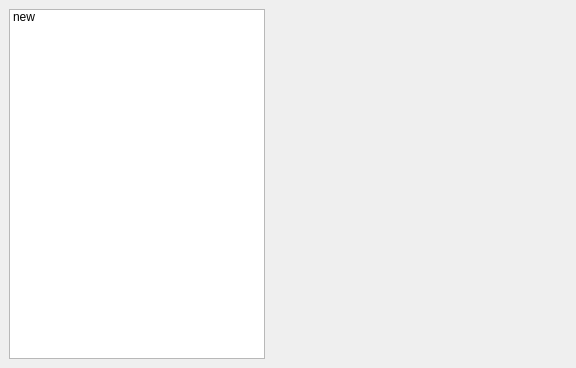
First picture: the form in funcatching/initializemap.ui, repository rightlorg/funcatching, before the edit.
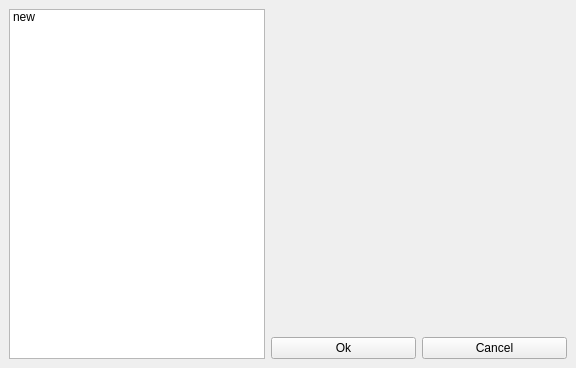
Second picture: the form after the edit.

Diff of the .ui file:
```diff
--- a/funcatching/initializemap.ui
+++ b/funcatching/initializemap.ui
@@ -14,7 +14,7 @@
    <string>MainWindow</string>
   </property>
   <widget class="QWidget" name="centralwidget">
-   <layout class="QHBoxLayout" name="horizontalLayout">
+   <layout class="QHBoxLayout" name="horizontalLayout_2">
     <item>
      <widget class="QListWidget" name="listWidget">
       <property name="sizePolicy">
@@ -31,10 +31,33 @@
      </widget>
     </item>
     <item>
-     <widget class="QStackedWidget" name="stackedWidget">
-      <widget class="QWidget" name="page"/>
-      <widget class="QWidget" name="page_2"/>
-     </widget>
+     <layout class="QVBoxLayout" name="verticalLayout">
+      <item>
+       <widget class="QStackedWidget" name="stackedWidget">
+        <property name="currentIndex">
+         <number>-1</number>
+        </property>
+       </widget>
+      </item>
+      <item>
+       <layout class="QHBoxLayout" name="horizontalLayout">
+        <item>
+         <widget class="QPushButton" name="okButton">
+          <property name="text">
+           <string>Ok</string>
+          </property>
+         </widget>
+        </item>
+        <item>
+         <widget class="QPushButton" name="cancelButton">
+          <property name="text">
+           <string>Cancel</string>
+          </property>
+         </widget>
+        </item>
+       </layout>
+      </item>
+     </layout>
     </item>
    </layout>
   </widget>
```
